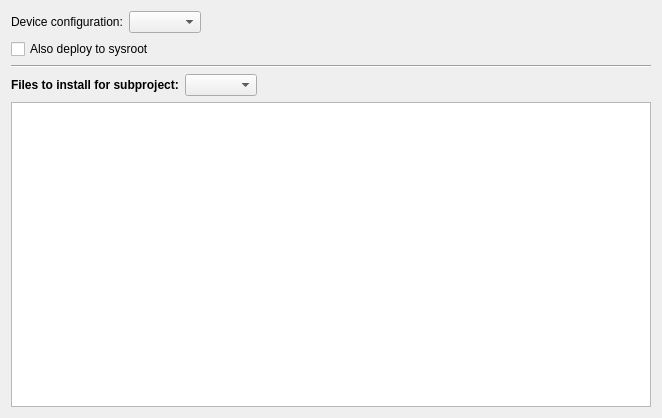
qt-creator/qt-creator, file src/plugins/qt4projectmanager/qt-maemo/maemodeploystepwidget.ui: the form before one commit.
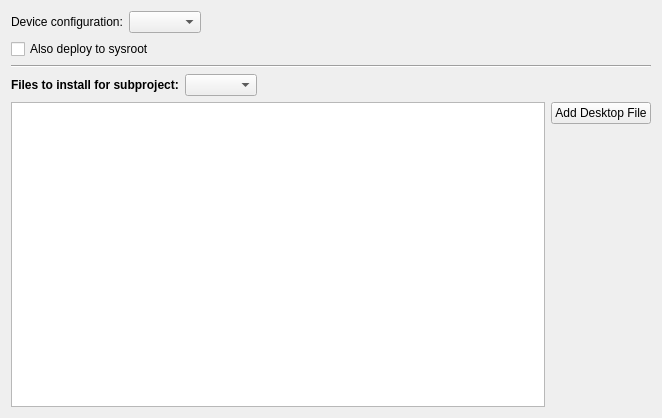
The form after the commit.

Commit message:
Maemo: Implement on-demand adding of desktop files.
Task-number: QTCREATORBUG-2704

What changed in the file:
```diff
--- a/src/plugins/qt4projectmanager/qt-maemo/maemodeploystepwidget.ui
+++ b/src/plugins/qt4projectmanager/qt-maemo/maemodeploystepwidget.ui
@@ -13,7 +13,7 @@
   <property name="windowTitle">
    <string>Form</string>
   </property>
-  <layout class="QVBoxLayout" name="verticalLayout">
+  <layout class="QVBoxLayout" name="verticalLayout_2">
    <item>
     <layout class="QHBoxLayout" name="horizontalLayout">
      <item>
@@ -107,6 +107,8 @@
     </layout>
    </item>
    <item>
+    <layout class="QHBoxLayout" name="horizontalLayout_4">
+     <item>
     <widget class="QTableView" name="tableView">
      <property name="showGrid">
       <bool>false</bool>
@@ -127,6 +129,32 @@
       <bool>false</bool>
      </attribute>
     </widget>
+     </item>
+     <item>
+      <layout class="QVBoxLayout" name="verticalLayout">
+       <item>
+        <widget class="QPushButton" name="addDesktopFileButton">
+         <property name="text">
+          <string>Add Desktop File</string>
+         </property>
+        </widget>
+       </item>
+       <item>
+        <spacer name="verticalSpacer">
+         <property name="orientation">
+          <enum>Qt::Vertical</enum>
+         </property>
+         <property name="sizeHint" stdset="0">
+          <size>
+           <width>20</width>
+           <height>40</height>
+          </size>
+         </property>
+        </spacer>
+       </item>
+      </layout>
+     </item>
+    </layout>
    </item>
   </layout>
  </widget>
```
Lines whose indentation alone changed are shown as unchanged. The commit also changes 4 other files.
